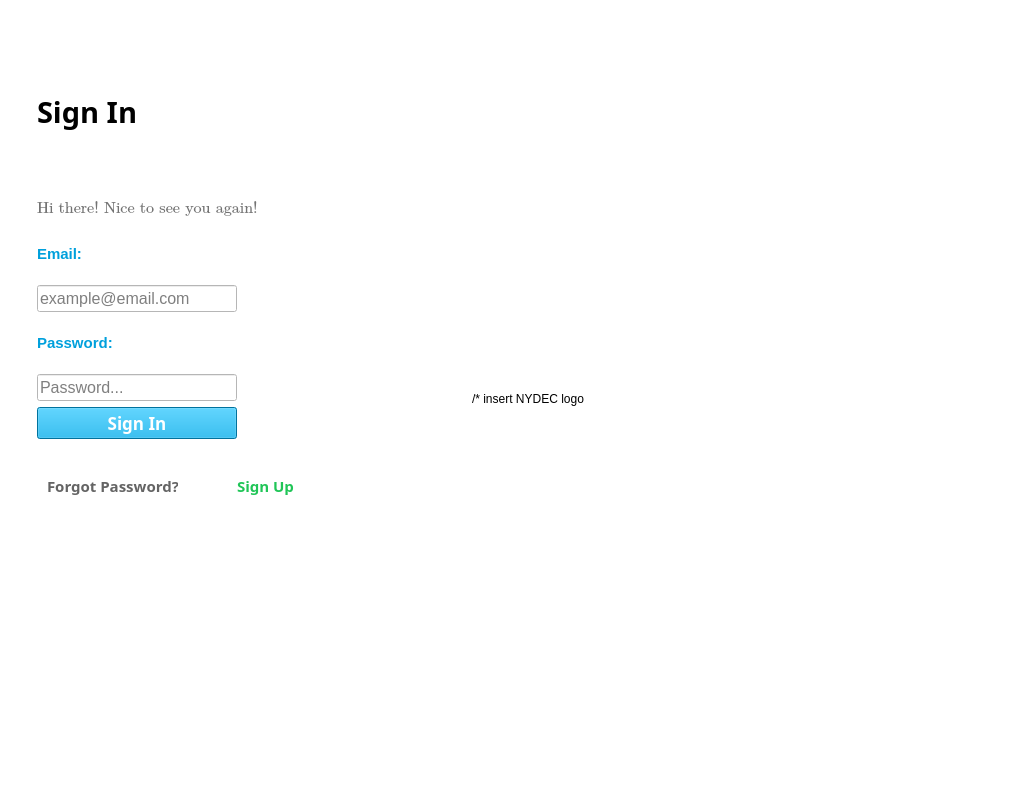
First picture: the form in User Interface/WeatherApp.ui, repository sarscheps/Project---UI-Communications, before the edit.
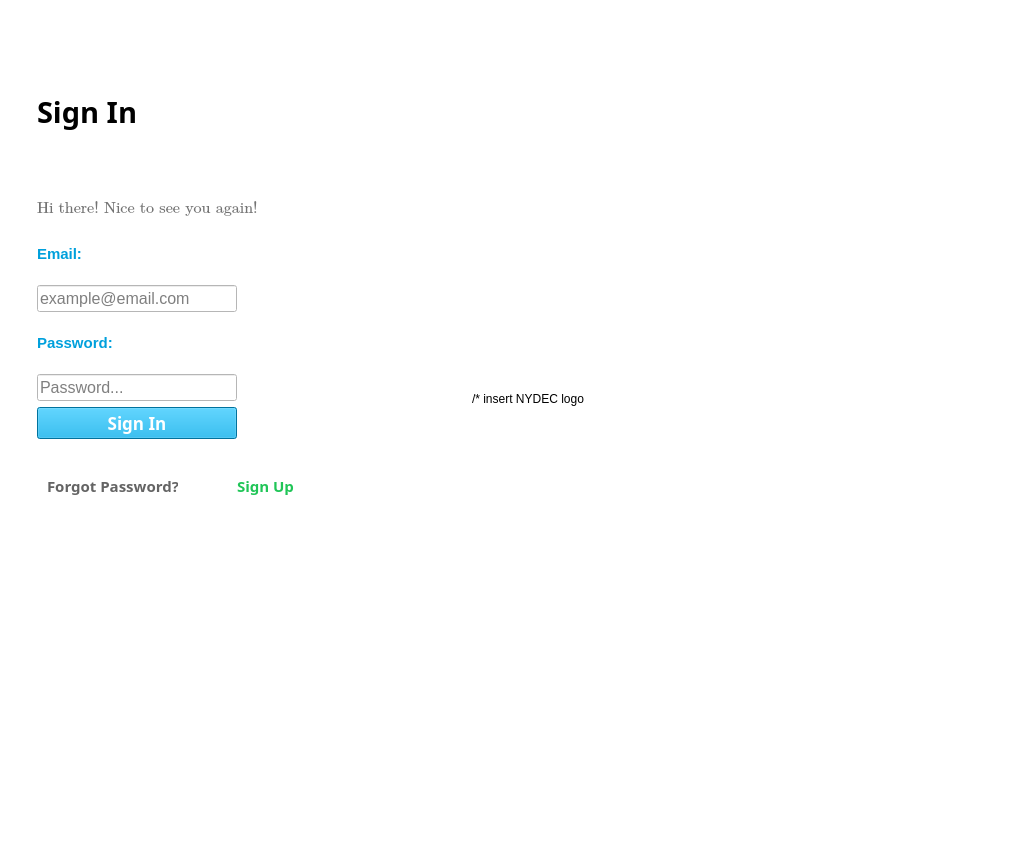
Second picture: the form after the edit. The open tabs and pages were chosen to show the change. Icons and pictures are not drawn. Custom widgets are drawn as their Qt base class.

Commit message: connecting sign In btn

Patch:
```diff
--- a/User Interface/WeatherApp.ui
+++ b/User Interface/WeatherApp.ui
@@ -7,7 +7,7 @@
     <x>0</x>
     <y>0</y>
     <width>1024</width>
-    <height>798</height>
+    <height>851</height>
    </rect>
   </property>
   <property name="sizePolicy">
```
Left out of the diff: 4 changed lines with no effect on the pictures. The commit also changes 2 other files.
